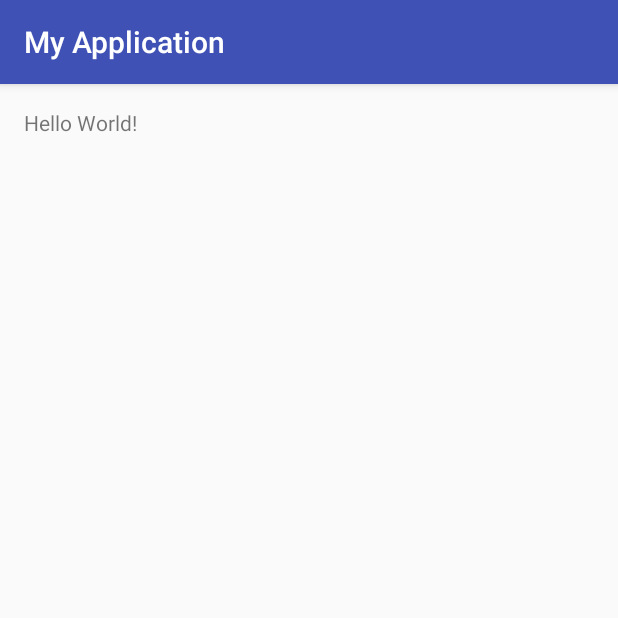
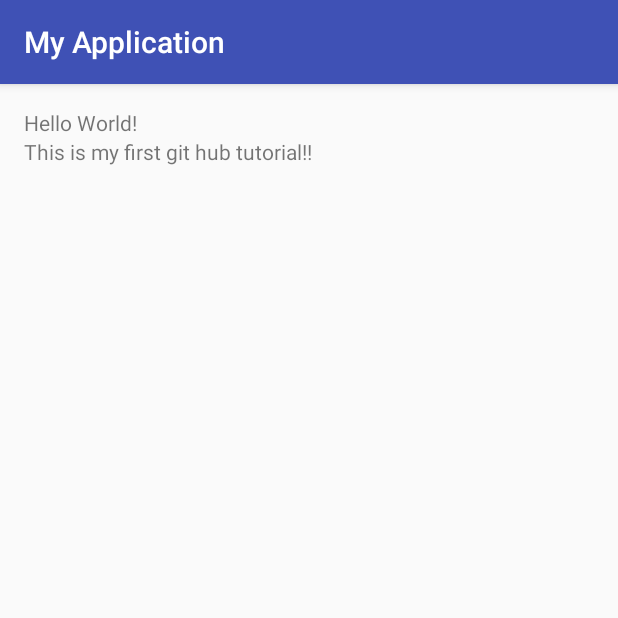
Before and after one commit to NikeshKumarBK/Sample_application, an Android app: the screen it shows after launch (MainActivity), on a phone screen of 412 x 824 dp, the top half of it. Run offline under Robolectric (Android 15) with nearby library versions, the phone set to English and light mode, and no system bars.

Commit message:
I have given a more detailed msg

```diff
--- a/app/src/main/res/layout/activity_main.xml
+++ b/app/src/main/res/layout/activity_main.xml
@@ -1,8 +1,9 @@
 <?xml version="1.0" encoding="utf-8"?>
-<RelativeLayout xmlns:android="http://schemas.android.com/apk/res/android"
+<LinearLayout xmlns:android="http://schemas.android.com/apk/res/android"
     xmlns:tools="http://schemas.android.com/tools"
     android:layout_width="match_parent"
     android:layout_height="match_parent"
+    android:orientation="vertical"
     android:paddingBottom="@dimen/activity_vertical_margin"
     android:paddingLeft="@dimen/activity_horizontal_margin"
     android:paddingRight="@dimen/activity_horizontal_margin"
@@ -13,4 +14,10 @@
         android:layout_width="wrap_content"
         android:layout_height="wrap_content"
         android:text="Hello World!" />
-</RelativeLayout>
+
+    <TextView
+        android:layout_width="match_parent"
+        android:layout_height="wrap_content"
+        android:text="This is my first git hub tutorial!!"
+        />
+</LinearLayout>
```
